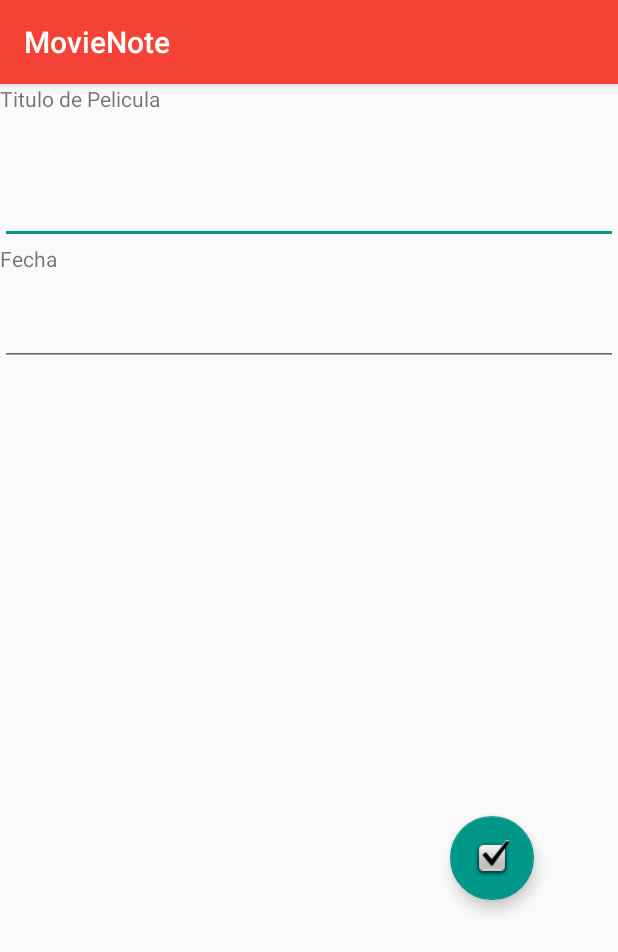
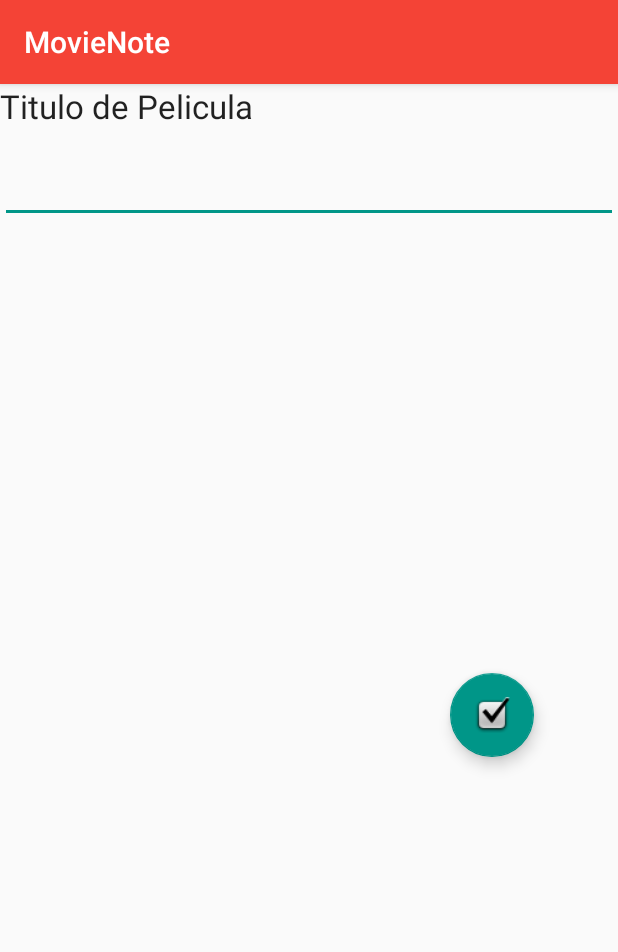
Before and after one commit to RominaDelgado/TdPProyectoFinal, an Android app: the agregar_nota screen opened directly, with no data from a screen before it, on a phone screen of 412 x 824 dp. Shown: the top 952 px of the screen. Run offline under Robolectric (Android 15) with nearby library versions, the phone set to English and light mode, and no system bars.

Commit message:
remove Fecha(string)

```diff
--- a/app/src/main/java/com/example/MovieNote/agregar_nota.java
+++ b/app/src/main/java/com/example/MovieNote/agregar_nota.java
@@ -30,7 +30,7 @@ public class agregar_nota extends AppCompatActivity {
             @Override
             public void onClick(View view) {
 
-                    AnotacionSimple anotacion = new AnotacionSimple(getText(R.id.editText_tituloPelicula).toString(), getText(R.id.editText_fecha).toString());
+                    AnotacionSimple anotacion = new AnotacionSimple(getText(R.id.editText_tituloPelicula).toString());
                     logica.guardar(anotacion);
 
 
--- a/app/src/main/res/layout/activity_agregar_nota.xml
+++ b/app/src/main/res/layout/activity_agregar_nota.xml
@@ -15,29 +15,16 @@
             android:id="@+id/textView_tituloPelicula"
             android:layout_width="match_parent"
             android:layout_height="wrap_content"
-            android:text="Titulo de Pelicula " />
+            android:text="Titulo de Pelicula "
+            android:textAppearance="@style/TextAppearance.AppCompat.Large" />
 
         <EditText
             android:id="@+id/editText_tituloPelicula"
             android:layout_width="match_parent"
-            android:layout_height="87dp"
+            android:layout_height="63dp"
             android:ems="10"
             android:inputType="textPersonName"
             android:textAllCaps="true" />
-
-        <TextView
-            android:id="@+id/textView_Fecha"
-            android:layout_width="match_parent"
-            android:layout_height="wrap_content"
-            android:text="Fecha" />
-
-        <EditText
-            android:id="@+id/editText_fecha"
-            android:layout_width="match_parent"
-            android:layout_height="62dp"
-            android:ems="10"
-            android:inputType="date"
-            tools:visibility="visible" />
 
         <com.google.android.material.floatingactionbutton.FloatingActionButton
             android:id="@+id/floatingActionButton_guardar"
```
Also changed, not shown: app/src/main/java/com/example/MovieNote/AnotacionSimple.java (+12 -17 lines), app/src/main/res/layout/activity_informacion.xml (+32 -8 lines), 5 other files.
